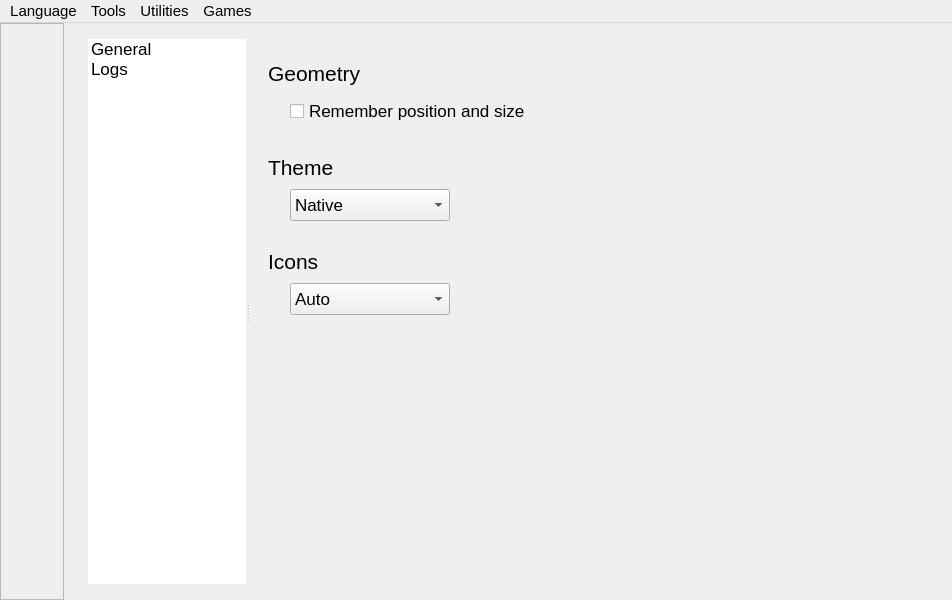
First picture: the form in logdoctor/mainwindow.ui, repository elB4RTO/LogDoctor, before the edit.
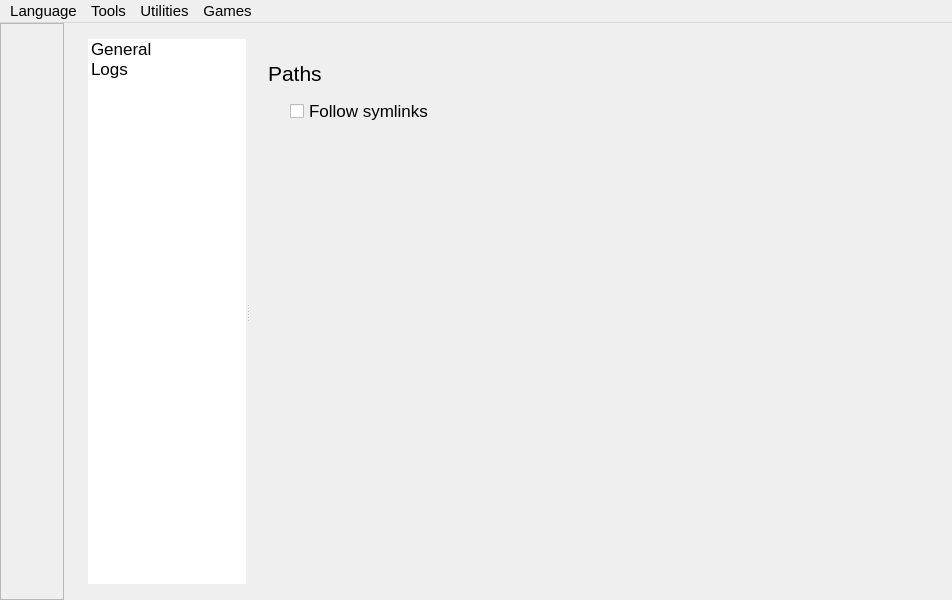
Second picture: the form after the edit. The open tabs and pages were chosen to show the change. Icons and pictures are not drawn. Custom widgets are drawn as their Qt base class.

Diff of the .ui file:
```diff
--- a/logdoctor/mainwindow.ui
+++ b/logdoctor/mainwindow.ui
@@ -8471,6 +8471,105 @@
              </item>
             </layout>
            </widget>
+           <widget class="QWidget" name="page_Conf_General_Security">
+            <layout class="QGridLayout" name="gridLayout_21">
+             <item row="0" column="0">
+              <widget class="QFrame" name="frame_ConfSecurity_Paths">
+               <layout class="QGridLayout" name="gridLayout_52">
+                <item row="1" column="0">
+                 <spacer name="spacer_ConfSecurity_Paths_Symlinks">
+                  <property name="orientation">
+                   <enum>Qt::Orientation::Horizontal</enum>
+                  </property>
+                  <property name="sizeType">
+                   <enum>QSizePolicy::Policy::Fixed</enum>
+                  </property>
+                  <property name="sizeHint" stdset="0">
+                   <size>
+                    <width>16</width>
+                    <height>32</height>
+                   </size>
+                  </property>
+                 </spacer>
+                </item>
+                <item row="0" column="0" colspan="2">
+                 <widget class="QLabel" name="label_ConfSecurity_Paths">
+                  <property name="minimumSize">
+                   <size>
+                    <width>128</width>
+                    <height>32</height>
+                   </size>
+                  </property>
+                  <property name="maximumSize">
+                   <size>
+                    <width>16777215</width>
+                    <height>32</height>
+                   </size>
+                  </property>
+                  <property name="font">
+                   <font>
+                    <pointsize>16</pointsize>
+                   </font>
+                  </property>
+                  <property name="text">
+                   <string>Paths</string>
+                  </property>
+                 </widget>
+                </item>
+                <item row="1" column="1">
+                 <widget class="QCheckBox" name="checkBox_ConfSecurity_Paths_Symlinks">
+                  <property name="sizePolicy">
+                   <sizepolicy hsizetype="Expanding" vsizetype="Fixed">
+                    <horstretch>0</horstretch>
+                    <verstretch>0</verstretch>
+                   </sizepolicy>
+                  </property>
+                  <property name="minimumSize">
+                   <size>
+                    <width>0</width>
+                    <height>32</height>
+                   </size>
+                  </property>
+                  <property name="maximumSize">
+                   <size>
+                    <width>16777215</width>
+                    <height>32</height>
+                   </size>
+                  </property>
+                  <property name="font">
+                   <font>
+                    <pointsize>13</pointsize>
+                   </font>
+                  </property>
+                  <property name="toolTip">
+                   <string>Whether it is allowed or denied to follow symlinks occuring in a path</string>
+                  </property>
+                  <property name="text">
+                   <string>Follow symlinks</string>
+                  </property>
+                 </widget>
+                </item>
+               </layout>
+              </widget>
+             </item>
+             <item row="1" column="0" colspan="2">
+              <spacer name="spacer_ConfSecurity">
+               <property name="orientation">
+                <enum>Qt::Orientation::Vertical</enum>
+               </property>
+               <property name="sizeType">
+                <enum>QSizePolicy::Policy::Expanding</enum>
+               </property>
+               <property name="sizeHint" stdset="0">
+                <size>
+                 <width>665</width>
+                 <height>427</height>
+                </size>
+               </property>
+              </spacer>
+             </item>
+            </layout>
+           </widget>
            <widget class="QWidget" name="page_Conf_Logs_Defaults">
             <layout class="QVBoxLayout" name="verticalLayout_23">
              <item>
```
Left out of the diff: 725 changed lines with no effect on the pictures.
